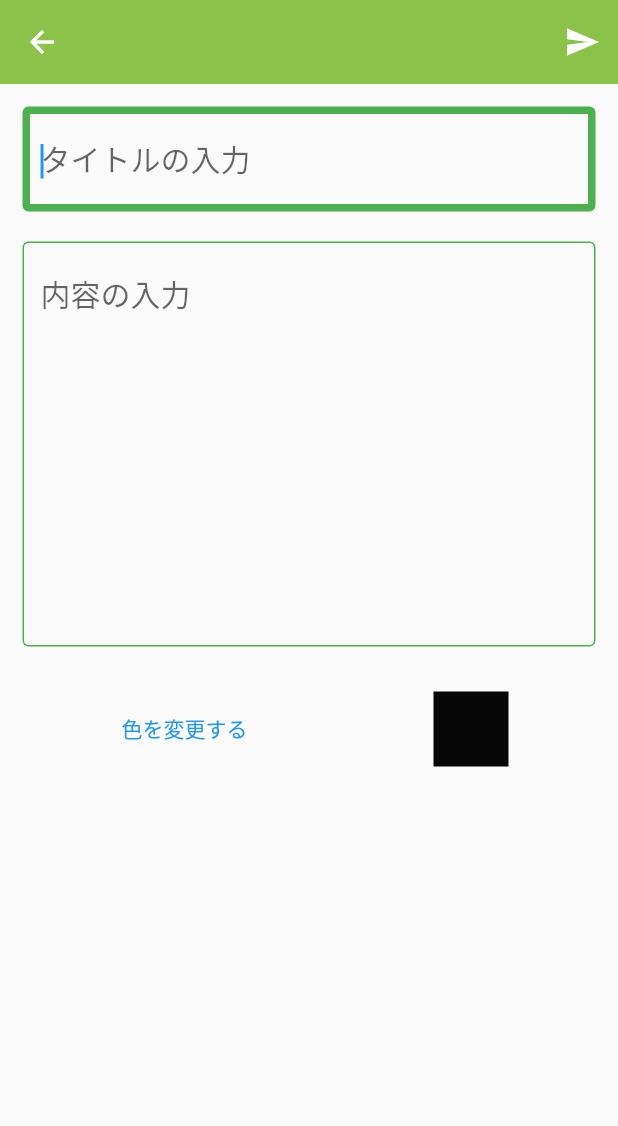
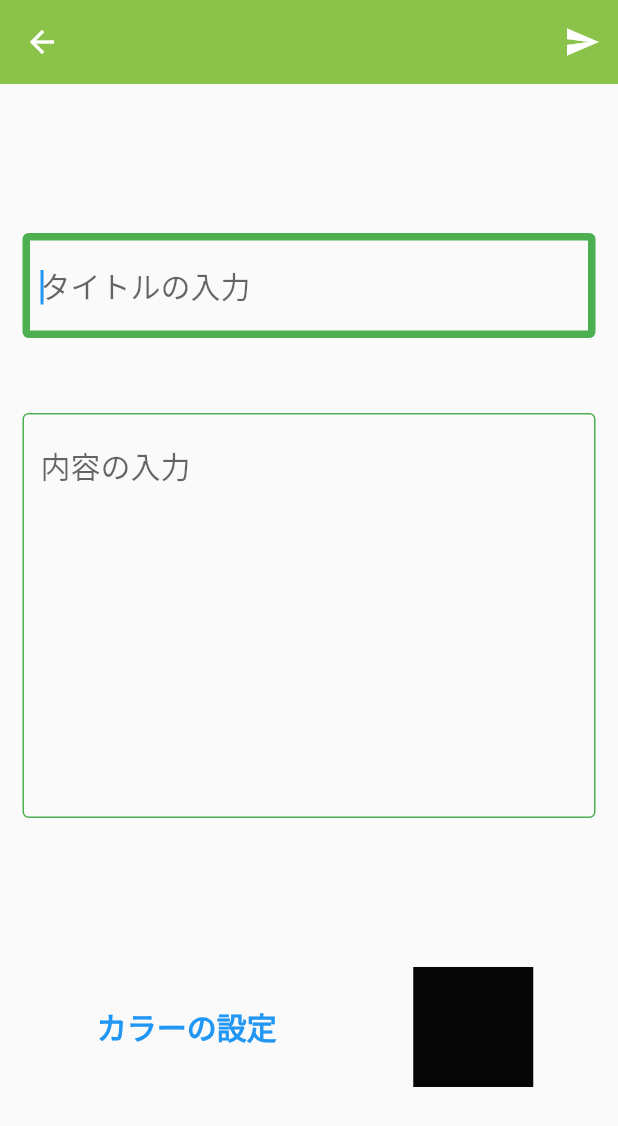
Before and after one commit to iseruuuuu/bucket_list_planner_app, a Flutter app: the TodoAddScreen screen opened directly, on a phone screen of 412 x 824 dp. Shown: the top 1126 px of the screen. Run offline on Flutter 3.47's test engine with Material 2 defaults, Android fonts, the phone set to English and light mode, and no system bars; our stand-ins replace cached_network_image, flutter_colorpicker, flutter_easyloading, flutter_vector_icons, get, image_picker and 5 more; missing offline and left inert: panara_dialogs; accounts and stored records are empty; network calls fail.

Commit message:
add: 追加画面のUIの調整を行なった

```diff
--- a/lib/screen/todo_add_screen.dart
+++ b/lib/screen/todo_add_screen.dart
@@ -60,12 +60,13 @@ class TodoAddScreenState extends State<TodoAddScreen> {
         ],
       ),
       body: Padding(
-        padding: const EdgeInsets.all(15),
+        padding: const EdgeInsets.symmetric(horizontal: 15),
         child: Stack(
           alignment: Alignment.bottomCenter,
           children: [
             Column(
               children: [
+                const Spacer(),
                 TextField(
                   controller: textController,
                   autofocus: true,
@@ -81,7 +82,7 @@ class TodoAddScreenState extends State<TodoAddScreen> {
                   style: const TextStyle(fontSize: 20),
                   maxLines: 1,
                 ),
-                const SizedBox(height: 20),
+                const SizedBox(height: 50),
                 TextField(
                   controller: contentsController,
                   autofocus: true,
@@ -97,20 +98,25 @@ class TodoAddScreenState extends State<TodoAddScreen> {
                   style: const TextStyle(fontSize: 20),
                   maxLines: 10,
                 ),
-                const SizedBox(height: 30),
+                const Spacer(),
                 Row(
                   mainAxisAlignment: MainAxisAlignment.spaceAround,
                   children: [
                     TextButton(
                       onPressed: todoController.openDialog,
-                      child: const Text(
-                        '色を変更する',
+                      child: Text(
+                        'カラーの設定',
+                        style: TextStyle(
+                          fontSize: 20,
+                          fontWeight: FontWeight.bold,
+                          color: ColorConstant.blue,
+                        ),
                       ),
                     ),
                     Obx(
                       () => Container(
-                        width: 50,
-                        height: 50,
+                        width: 80,
+                        height: 80,
                         color: Color(
                           todoController.pickerColor.value,
                         ),
@@ -118,6 +124,7 @@ class TodoAddScreenState extends State<TodoAddScreen> {
                     ),
                   ],
                 ),
+                const Spacer(),
               ],
             ),
           ],
```
